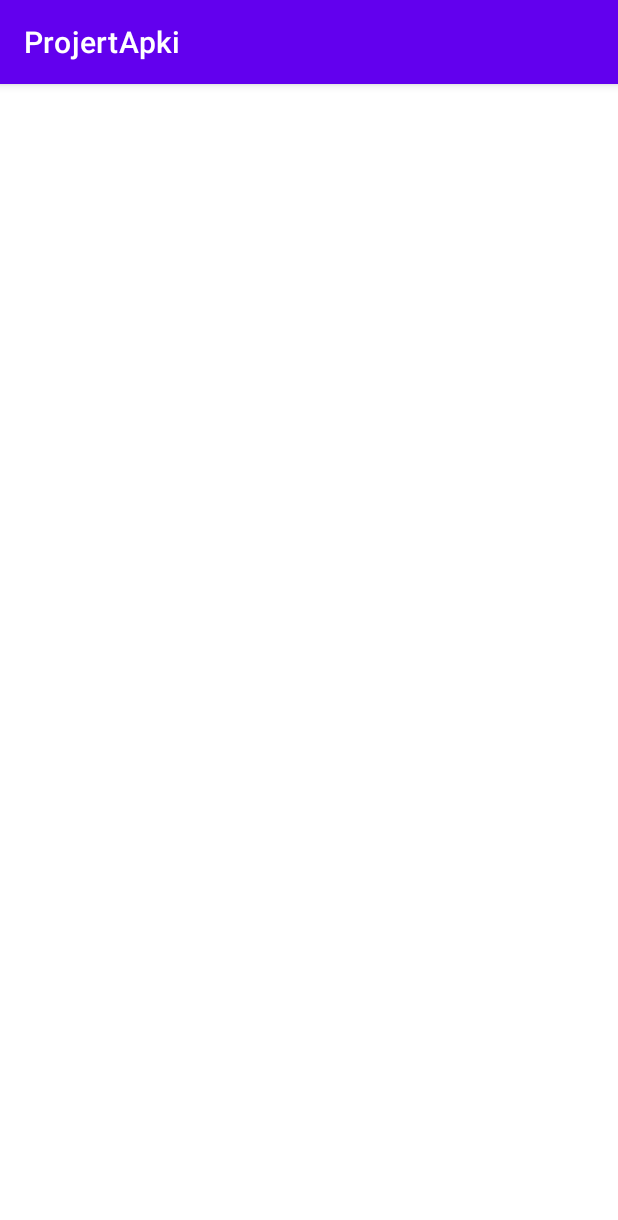
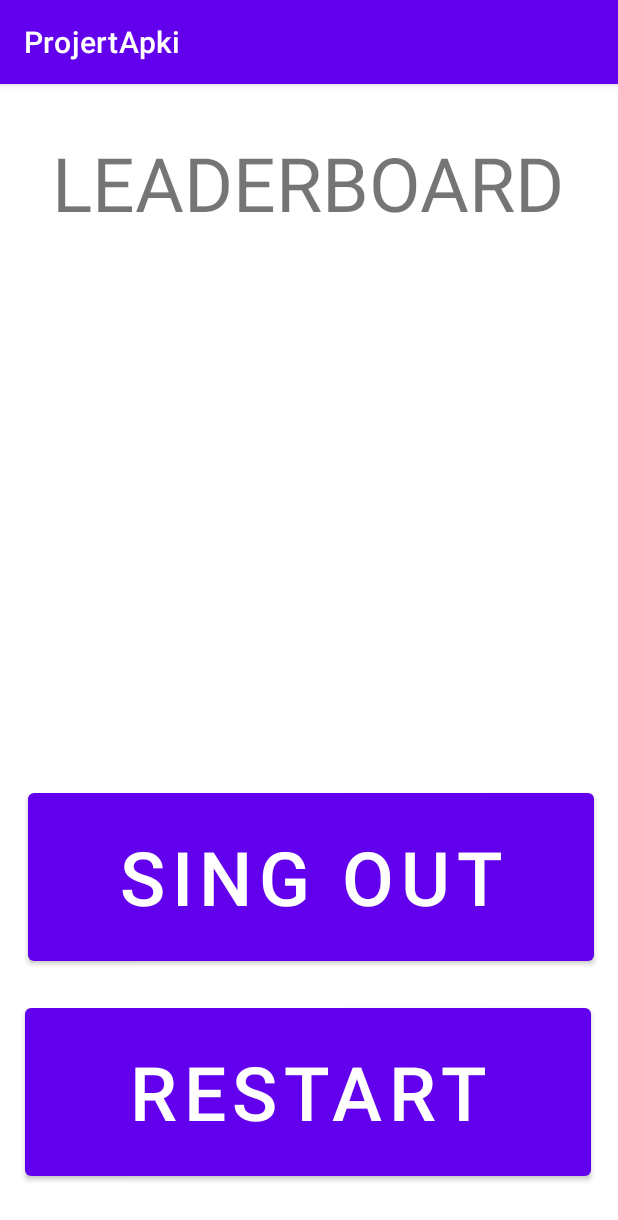
Before and after one commit to vinograpsov/ApkiProjekt, an Android app: the LeaderboardActivity screen opened directly, with no data from a screen before it, on a phone screen of 412 x 824 dp. Shown: the top 1220 px of the screen. Run offline under Robolectric (Android 15) with nearby library versions, the phone set to English and light mode, and no system bars.

Commit message:
made leader board xml

```diff
--- a/app/src/main/res/layout/activity_leaderboard.xml
+++ b/app/src/main/res/layout/activity_leaderboard.xml
@@ -6,4 +6,56 @@
     android:layout_height="match_parent"
     tools:context=".LeaderboardActivity">
 
+    <Button
+        android:id="@+id/singOut"
+        android:layout_width="377dp"
+        android:layout_height="124dp"
+        android:layout_marginStart="18dp"
+        android:layout_marginTop="15dp"
+        android:layout_marginEnd="16dp"
+        android:text="SING OUT"
+        android:textSize="50sp"
+        app:layout_constraintEnd_toEndOf="parent"
+        app:layout_constraintStart_toStartOf="parent"
+        app:layout_constraintTop_toBottomOf="@+id/leaderboard" />
+
+    <Button
+        android:id="@+id/restart"
+        android:layout_width="377dp"
+        android:layout_height="124dp"
+        android:layout_marginStart="16dp"
+        android:layout_marginTop="1dp"
+        android:layout_marginEnd="18dp"
+        android:layout_marginBottom="16dp"
+        android:text="RESTART"
+        android:textSize="50sp"
+        app:layout_constraintBottom_toBottomOf="parent"
+        app:layout_constraintEnd_toEndOf="parent"
+        app:layout_constraintStart_toStartOf="parent"
+        app:layout_constraintTop_toBottomOf="@+id/singOut" />
+
+    <TextView
+        android:id="@+id/textLeader"
+        android:layout_width="377dp"
+        android:layout_height="100dp"
+        android:layout_marginStart="16dp"
+        android:layout_marginTop="16dp"
+        android:layout_marginEnd="18dp"
+        android:gravity="center"
+        android:text="LEADERBOARD"
+        android:textSize="50sp"
+        app:layout_constraintEnd_toEndOf="parent"
+        app:layout_constraintStart_toStartOf="parent"
+        app:layout_constraintTop_toTopOf="parent" />
+
+    <ListView
+        android:id="@+id/leaderboard"
+        android:layout_width="377dp"
+        android:layout_height="320dp"
+        android:layout_marginStart="16dp"
+        android:layout_marginTop="15dp"
+        android:layout_marginEnd="18dp"
+        app:layout_constraintEnd_toEndOf="parent"
+        app:layout_constraintStart_toStartOf="parent"
+        app:layout_constraintTop_toBottomOf="@+id/textLeader" />
 </androidx.constraintlayout.widget.ConstraintLayout>
```
